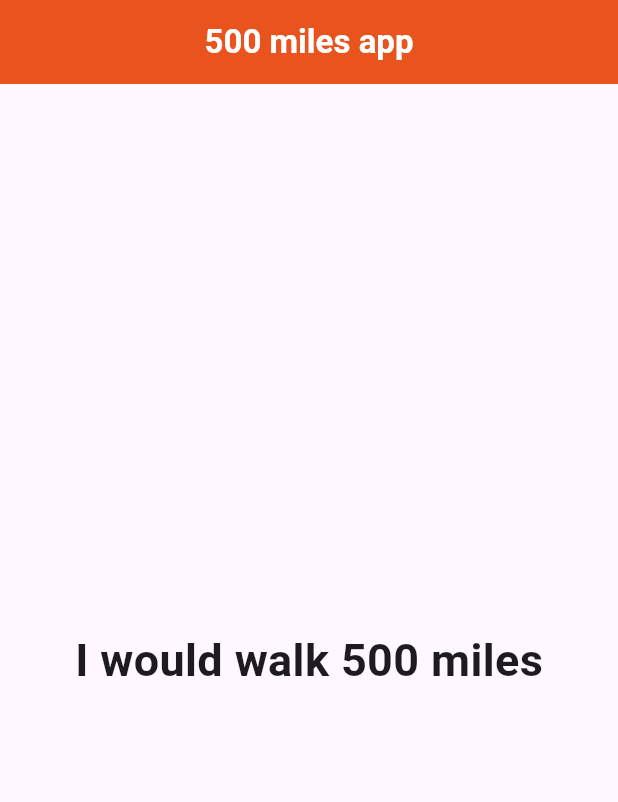
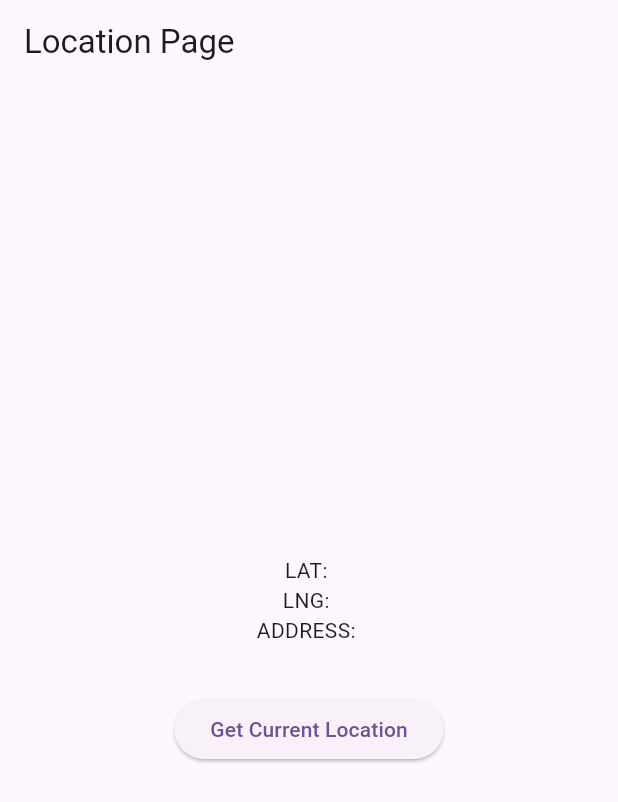
Before and after one commit to ArneHus/500miles, a Flutter app: the screen it shows after launch, on a phone screen of 412 x 824 dp. Shown: the top 802 px of the screen. Run offline on Flutter 3.47's test engine with Material 2 defaults, Android fonts, the phone set to English and light mode, and no system bars; our stand-ins replace geolocator.

Commit message:
get location working on chrome

```diff
--- a/lib/main.dart
+++ b/lib/main.dart
@@ -1,4 +1,5 @@
 import 'package:flutter/material.dart';
+import 'package:geolocator/geolocator.dart';
 
 void main() {
   runApp(const MyApp());
@@ -15,31 +16,81 @@ class MyApp extends StatelessWidget {
         colorScheme: ColorScheme.fromSeed(seedColor: Colors.deepPurple),
         useMaterial3: true,
       ),
-      home: Scaffold(
-        appBar: AppBar(
-          backgroundColor: const Color(0xffE9531D),
-          centerTitle: true,
-          title: const Text(
-              "500 miles app",
-            style: TextStyle(
-              color: Colors.white,
-              fontWeight: FontWeight.bold
-            ),
-          ),
-        ),
-        body: const Center(
-          child: Column(
-          mainAxisAlignment: MainAxisAlignment.center,
-          children: <Widget>[
-            Text('I would walk 500 miles',
-              style: TextStyle(
-                fontSize: 30,
-                fontWeight: FontWeight.bold
-              ),
-            ),
-          ]),
-        ),
-      )
+      home: LocationPage(),
     );
   }
 }
+
+class LocationPage extends StatefulWidget {
+  @override
+  State<LocationPage> createState() => _LocationPageState();
+}
+
+class _LocationPageState extends State<LocationPage> {
+  String? _currentAddress;
+  Position? _currentPosition;
+
+  Future<void> _getCurrentPosition() async {
+    print('PUSH THE BUTTON!');
+    final hasPermission = await _handleLocationPermission();
+    if (!hasPermission) return;
+    await Geolocator.getCurrentPosition(
+        desiredAccuracy: LocationAccuracy.high)
+        .then((Position position) {
+      setState(() => _currentPosition = position);
+    }).catchError((e) {
+      debugPrint(e);
+    });
+  }
+
+  Future<bool> _handleLocationPermission() async {
+    bool serviceEnabled;
+    LocationPermission permission;
+
+    serviceEnabled = await Geolocator.isLocationServiceEnabled();
+    if (!serviceEnabled) {
+      ScaffoldMessenger.of(context).showSnackBar(const SnackBar(
+          content: Text('Location services are disabled. Please enable the services')));
+      return false;
+    }
+    permission = await Geolocator.checkPermission();
+    if (permission == LocationPermission.denied) {
+      permission = await Geolocator.requestPermission();
+      if (permission == LocationPermission.denied) {
+        ScaffoldMessenger.of(context).showSnackBar(
+            const SnackBar(content: Text('Location permissions are denied')));
+        return false;
+      }
+    }
+    if (permission == LocationPermission.deniedForever) {
+      ScaffoldMessenger.of(context).showSnackBar(const SnackBar(
+          content: Text('Location permissions are permanently denied, we cannot request permissions.')));
+      return false;
+    }
+    return true;
+  }
+
+  @override
+  Widget build(BuildContext context) {
+    return Scaffold(
+      appBar: AppBar(title: const Text("Location Page")),
+      body: SafeArea(
+        child: Center(
+          child: Column(
+            mainAxisAlignment: MainAxisAlignment.center,
+            children: [
+              Text('LAT: ${_currentPosition?.latitude ?? ""}'),
+              Text('LNG: ${_currentPosition?.longitude ?? ""}'),
+              Text('ADDRESS: ${_currentAddress ?? ""}'),
+              const SizedBox(height: 32),
+              ElevatedButton(
+                onPressed: _getCurrentPosition,
+                child: const Text("Get Current Location"),
+              )
+            ],
+          ),
+        ),
+      ),
+    );
+  }
+}
--- a/pubspec.yaml
+++ b/pubspec.yaml
@@ -30,6 +30,8 @@ environment:
 dependencies:
   flutter:
     sdk: flutter
+  geolocator: ^8.2.0
+  geocoding: ^2.0.4
 
 
   # The following adds the Cupertino Icons font to your application.
```
Also changed, not shown: pubspec.lock, 2 other files.
